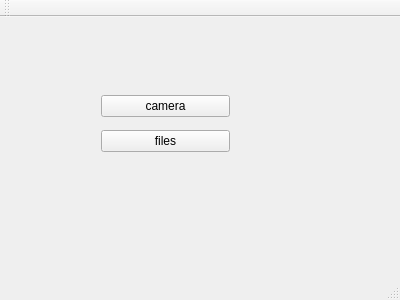
Old version of the form MainWindow.ui in the repository zach-capalbo/Kromophone.
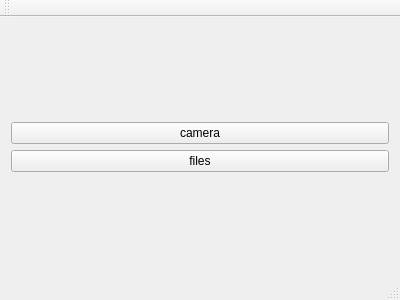
New version of the form.

The edit to the form file:
```diff
--- a/MainWindow.ui
+++ b/MainWindow.ui
@@ -14,15 +14,8 @@
    <string>MainWindow</string>
   </property>
   <widget class="QWidget" name="centralWidget">
-   <widget class="QWidget" name="layoutWidget">
-    <property name="geometry">
-     <rect>
-      <x>90</x>
-      <y>60</y>
-      <width>151</width>
-      <height>95</height>
-     </rect>
-    </property>
+   <layout class="QVBoxLayout" name="verticalLayout_2">
+    <item>
     <layout class="QVBoxLayout" name="verticalLayout">
      <item>
       <widget class="QPushButton" name="cButton">
@@ -39,7 +32,8 @@
       </widget>
      </item>
     </layout>
-   </widget>
+    </item>
+   </layout>
   </widget>
   <widget class="QMenuBar" name="menuBar">
    <property name="geometry">
```
Lines whose indentation alone changed are shown as unchanged.
